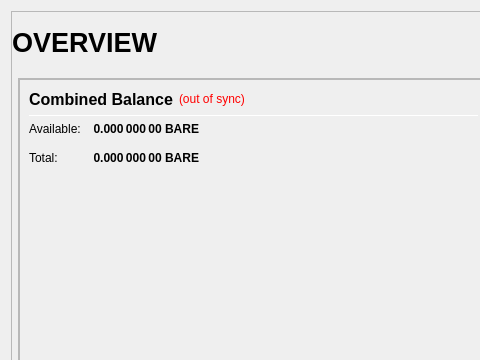
Old version of the form src/qt/forms/overviewpage.ui in the repository justinhartman/BARE-coin; both pictures show x 0 to 480 and y 0 to 360 of the 978 by 841 pixel window.
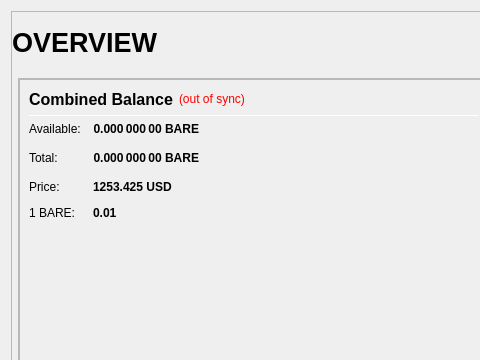
New version of the form.

Diff of the .ui file:
```diff
--- a/src/qt/forms/overviewpage.ui
+++ b/src/qt/forms/overviewpage.ui
@@ -388,6 +388,58 @@
                          </property>
                         </spacer>
                        </item>
+                       <item row="3" column="0">
+                        <widget class="QLabel" name="labelPriceTextz">
+                         <property name="text">
+                          <string>Price:</string>
+                         </property>
+                        </widget>
+                       </item>
+                       <item row="3" column="1">
+                        <widget class="QLabel" name="labelPricez">
+                         <property name="font">
+                          <font>
+                           <weight>75</weight>
+                           <bold>true</bold>
+                          </font>
+                         </property>
+                         <property name="cursor">
+                          <cursorShape>IBeamCursor</cursorShape>
+                         </property>
+                         <property name="toolTip">
+                          <string>Total cost of coins</string>
+                         </property>
+                         <property name="text">
+                          <string>1253.425 USD</string>
+                         </property>
+                        </widget>
+                       </item>
+                       <item row="4" column="0">
+                        <widget class="QLabel" name="labelUSDPriceTextz">
+                         <property name="text">
+                          <string>1 BARE:</string>
+                         </property>
+                        </widget>
+                       </item>
+                       <item row="4" column="1">
+                        <widget class="QLabel" name="labelUSDPricez">
+                         <property name="font">
+                          <font>
+                           <weight>75</weight>
+                           <bold>true</bold>
+                          </font>
+                         </property>
+                         <property name="cursor">
+                         <cursorShape>IBeamCursor</cursorShape>
+                         </property>
+                         <property name="toolTip">
+                          <string>Cost of 1 BARE coin</string>
+                         </property>
+                         <property name="text">
+                          <string>0.01</string>
+                         </property>
+                        </widget>
+                       </item>	
                       </layout>
                      </item>
                      <item>
```
